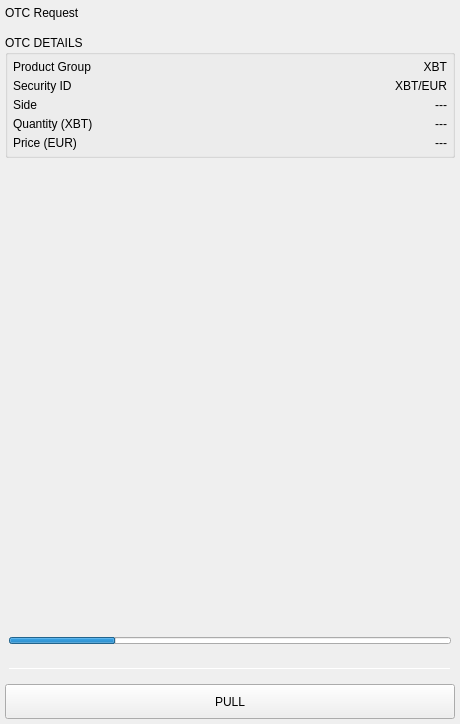
First picture: the form in BlockSettleUILib/ChatUI/OTCShieldWidgets/PullOwnOTCRequestWidget.ui, repository BlockSettle/terminal, before the edit.
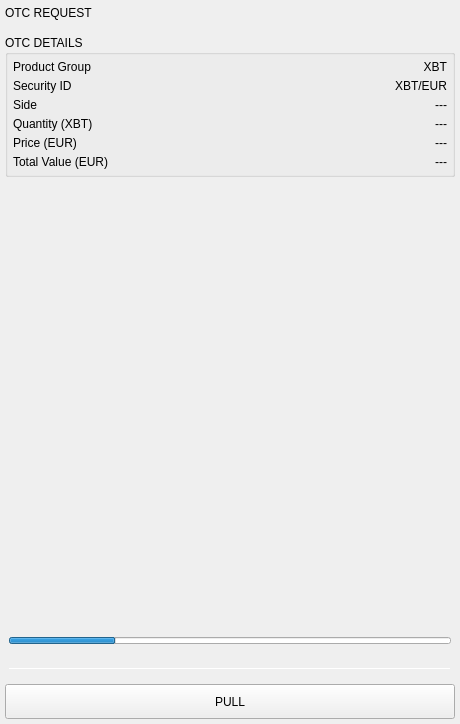
Second picture: the form after the edit.

```diff
--- a/BlockSettleUILib/ChatUI/OTCShieldWidgets/PullOwnOTCRequestWidget.ui
+++ b/BlockSettleUILib/ChatUI/OTCShieldWidgets/PullOwnOTCRequestWidget.ui
@@ -59,7 +59,7 @@
       <item>
        <widget class="QLabel" name="headerLabel">
         <property name="text">
-         <string>OTC Request</string>
+         <string>OTC REQUEST</string>
         </property>
         <property name="headerLabel" stdset="0">
          <bool>true</bool>
@@ -316,6 +316,47 @@
            </layout>
           </widget>
          </item>
+         <item>
+          <widget class="QWidget" name="totalWidget" native="true">
+           <layout class="QHBoxLayout" name="horizontalLayout_9">
+            <property name="spacing">
+             <number>0</number>
+            </property>
+            <property name="leftMargin">
+             <number>0</number>
+            </property>
+            <property name="topMargin">
+             <number>0</number>
+            </property>
+            <property name="rightMargin">
+             <number>0</number>
+            </property>
+            <property name="bottomMargin">
+             <number>0</number>
+            </property>
+            <item>
+             <widget class="QLabel" name="totalLabel">
+              <property name="text">
+               <string>Total Value (EUR)</string>
+              </property>
+             </widget>
+            </item>
+            <item>
+             <widget class="QLabel" name="totalValue">
+              <property name="text">
+               <string>---</string>
+              </property>
+              <property name="alignment">
+               <set>Qt::AlignRight|Qt::AlignTrailing|Qt::AlignVCenter</set>
+              </property>
+              <property name="whiteLabel" stdset="0">
+               <bool>true</bool>
+              </property>
+             </widget>
+            </item>
+           </layout>
+          </widget>
+         </item>
         </layout>
        </widget>
       </item>
```
